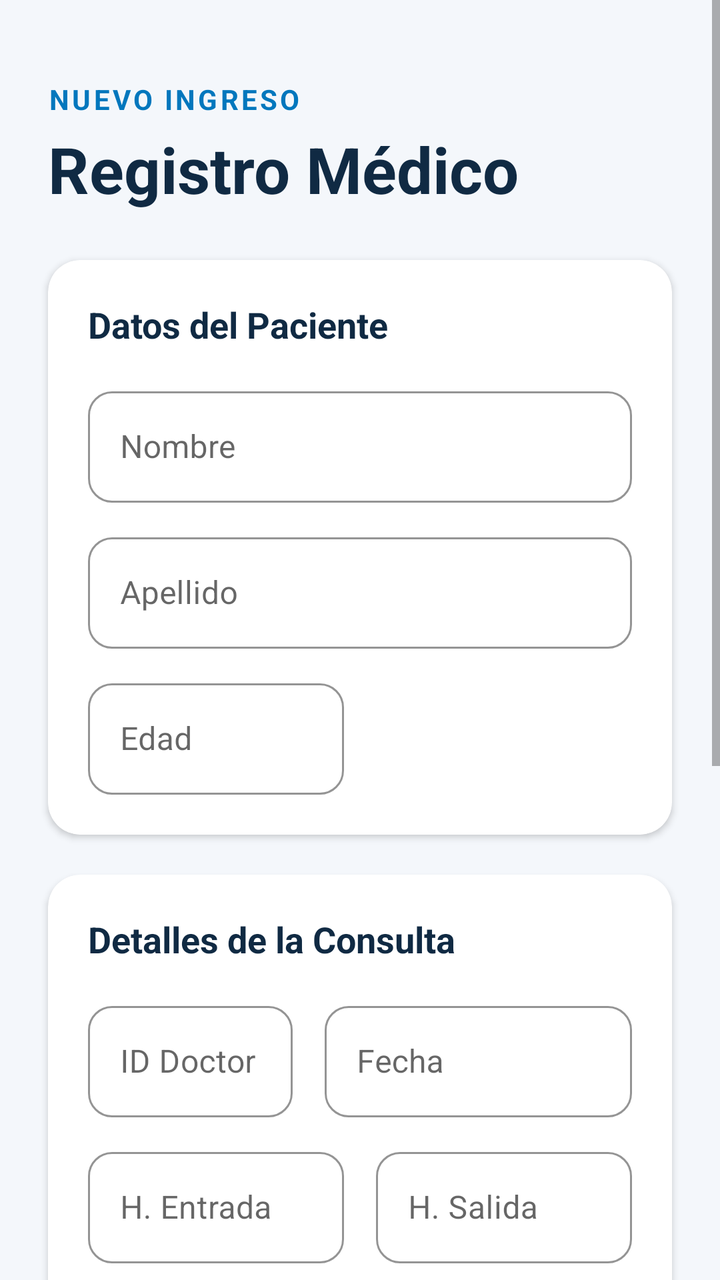
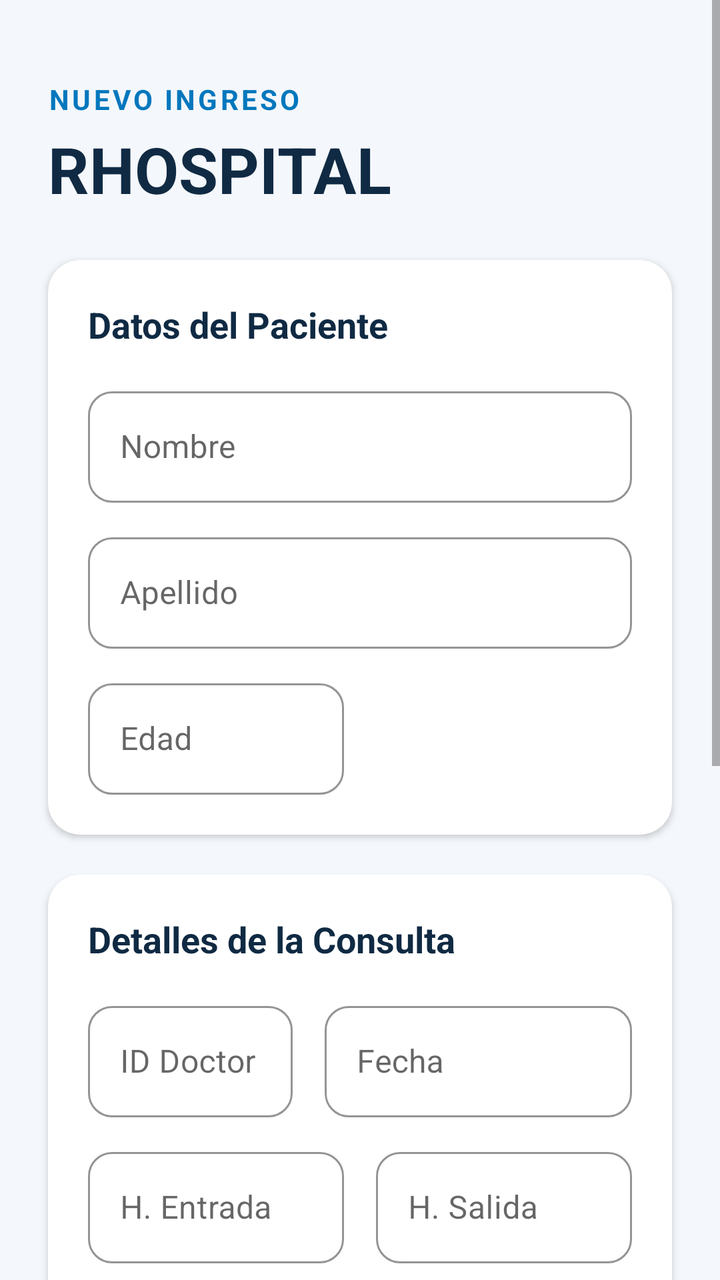

Before-and-after screenshots of an Android layout around one commit, followed by the original layout XML and the change that was made.
<!-- AndroidManifest.xml: activity theme Theme.MaterialComponents.Light.NoActionBar -->
<!-- res/layout/activity_registro_paciente.xml -->
<?xml version="1.0" encoding="utf-8"?>
<ScrollView xmlns:android="http://schemas.android.com/apk/res/android"
    xmlns:app="http://schemas.android.com/apk/res-auto"
    android:layout_width="match_parent"
    android:layout_height="match_parent"
    android:fillViewport="true"
    android:background="#F4F7FB">

    <LinearLayout
        android:layout_width="match_parent"
        android:layout_height="wrap_content"
        android:orientation="vertical"
        android:paddingHorizontal="24dp"
        android:paddingTop="40dp"
        android:paddingBottom="24dp"
        android:clipToPadding="false">

        
        <TextView
            android:layout_width="wrap_content"
            android:layout_height="wrap_content"
            android:text="Nuevo Ingreso"
            android:textSize="14sp"
            android:textAllCaps="true"
            android:letterSpacing="0.1"
            android:textColor="#0277BD"
            android:textStyle="bold" />

        
        <TextView
            android:layout_width="wrap_content"
            android:layout_height="wrap_content"
            android:text="Registro Médico"
            android:textSize="32sp"
            android:textStyle="bold"
            android:textColor="#102A43"
            android:layout_marginTop="4dp"
            android:layout_marginBottom="24dp" />

        
        <com.google.android.material.card.MaterialCardView
            android:layout_width="match_parent"
            android:layout_height="wrap_content"
            app:cardCornerRadius="16dp"
            app:cardElevation="2dp"
            app:strokeWidth="0dp"
            app:cardBackgroundColor="#FFFFFF"
            android:layout_marginBottom="20dp">

            <LinearLayout
                android:layout_width="match_parent"
                android:layout_height="wrap_content"
                android:orientation="vertical"
                android:padding="20dp">

                <TextView
                    android:layout_width="match_parent"
                    android:layout_height="wrap_content"
                    android:text="Datos del Paciente"
                    android:textSize="18sp"
                    android:textStyle="bold"
                    android:textColor="#102A43"
                    android:layout_marginBottom="16dp" />

                
                <com.google.android.material.textfield.TextInputLayout
                    style="@style/Widget.MaterialComponents.TextInputLayout.OutlinedBox"
                    android:layout_width="match_parent"
                    android:layout_height="wrap_content"
                    android:hint="Nombre"
                    app:boxCornerRadiusTopStart="12dp"
                    app:boxCornerRadiusTopEnd="12dp"
                    app:boxCornerRadiusBottomStart="12dp"
                    app:boxCornerRadiusBottomEnd="12dp"
                    app:boxStrokeColor="#0277BD"
                    android:layout_marginBottom="12dp">

                    <com.google.android.material.textfield.TextInputEditText
                        android:id="@+id/etNombre"
                        android:layout_width="match_parent"
                        android:layout_height="wrap_content"
                        android:inputType="textPersonName"
                        android:textColor="#334E68"
                        android:maxLines="1" />
                </com.google.android.material.textfield.TextInputLayout>

                
                <com.google.android.material.textfield.TextInputLayout
                    style="@style/Widget.MaterialComponents.TextInputLayout.OutlinedBox"
                    android:layout_width="match_parent"
                    android:layout_height="wrap_content"
                    android:hint="Apellido"
                    app:boxCornerRadiusTopStart="12dp"
                    app:boxCornerRadiusTopEnd="12dp"
                    app:boxCornerRadiusBottomStart="12dp"
                    app:boxCornerRadiusBottomEnd="12dp"
                    app:boxStrokeColor="#0277BD"
                    android:layout_marginBottom="12dp">

                    <com.google.android.material.textfield.TextInputEditText
                        android:id="@+id/etApellido"
                        android:layout_width="match_parent"
                        android:layout_height="wrap_content"
                        android:inputType="textPersonName"
                        android:textColor="#334E68"
                        android:maxLines="1" />
                </com.google.android.material.textfield.TextInputLayout>

                <LinearLayout
                    android:layout_width="match_parent"
                    android:layout_height="wrap_content"
                    android:orientation="horizontal"
                    android:baselineAligned="false">

                    
                    <com.google.android.material.textfield.TextInputLayout
                        style="@style/Widget.MaterialComponents.TextInputLayout.OutlinedBox"
                        android:layout_width="0dp"
                        android:layout_height="wrap_content"
                        android:layout_weight="1"
                        android:layout_marginEnd="8dp"
                        android:hint="Edad"
                        app:boxCornerRadiusTopStart="12dp"
                        app:boxCornerRadiusTopEnd="12dp"
                        app:boxCornerRadiusBottomStart="12dp"
                        app:boxCornerRadiusBottomEnd="12dp"
                        app:boxStrokeColor="#0277BD">

                        <com.google.android.material.textfield.TextInputEditText
                            android:id="@+id/etEdad"
                            android:layout_width="match_parent"
                            android:layout_height="wrap_content"
                            android:inputType="number"
                            android:textColor="#334E68"
                            android:maxLines="1" />
                    </com.google.android.material.textfield.TextInputLayout>

                    
                    <com.google.android.material.textfield.TextInputLayout
                        style="@style/Widget.MaterialComponents.TextInputLayout.OutlinedBox"
                        android:layout_width="0dp"
                        android:layout_height="wrap_content"
                        android:layout_weight="1"
                        android:layout_marginStart="8dp"
                        android:hint="Sexo"
                        app:boxCornerRadiusTopStart="12dp"
                        app:boxCornerRadiusTopEnd="12dp"
                        app:boxCornerRadiusBottomStart="12dp"
                        app:boxCornerRadiusBottomEnd="12dp"
                        app:boxStrokeColor="#0277BD">

                        <androidx.appcompat.widget.AppCompatSpinner
                            android:id="@+id/spSexo"
                            android:layout_width="match_parent"
                            android:layout_height="wrap_content"
                            android:minHeight="56dp"
                            android:background="@android:color/transparent" />
                    </com.google.android.material.textfield.TextInputLayout>
                </LinearLayout>

            </LinearLayout>
        </com.google.android.material.card.MaterialCardView>


        
        <com.google.android.material.card.MaterialCardView
            android:layout_width="match_parent"
            android:layout_height="wrap_content"
            app:cardCornerRadius="16dp"
            app:cardElevation="2dp"
            app:strokeWidth="0dp"
            app:cardBackgroundColor="#FFFFFF"
            android:layout_marginBottom="32dp">

            <LinearLayout
                android:layout_width="match_parent"
                android:layout_height="wrap_content"
                android:orientation="vertical"
                android:padding="20dp">

                <TextView
                    android:layout_width="match_parent"
                    android:layout_height="wrap_content"
                    android:text="Detalles de la Consulta"
                    android:textSize="18sp"
                    android:textStyle="bold"
                    android:textColor="#102A43"
                    android:layout_marginBottom="16dp" />

                <LinearLayout
                    android:layout_width="match_parent"
                    android:layout_height="wrap_content"
                    android:orientation="horizontal"
                    android:baselineAligned="false"
                    android:layout_marginBottom="12dp">

                    
                    <com.google.android.material.textfield.TextInputLayout
                        style="@style/Widget.MaterialComponents.TextInputLayout.OutlinedBox"
                        android:layout_width="0dp"
                        android:layout_height="wrap_content"
                        android:layout_weight="1"
                        android:layout_marginEnd="8dp"
                        android:hint="ID Doctor"
                        app:boxCornerRadiusTopStart="12dp"
                        app:boxCornerRadiusTopEnd="12dp"
                        app:boxCornerRadiusBottomStart="12dp"
                        app:boxCornerRadiusBottomEnd="12dp"
                        app:boxStrokeColor="#0277BD">

                        <com.google.android.material.textfield.TextInputEditText
                            android:id="@+id/etIdDoctor"
                            android:layout_width="match_parent"
                            android:layout_height="wrap_content"
                            android:inputType="number"
                            android:textColor="#334E68"
                            android:maxLines="1" />
                    </com.google.android.material.textfield.TextInputLayout>

                    
                    <com.google.android.material.textfield.TextInputLayout
                        style="@style/Widget.MaterialComponents.TextInputLayout.OutlinedBox"
                        android:layout_width="0dp"
                        android:layout_height="wrap_content"
                        android:layout_weight="1.5"
                        android:layout_marginStart="8dp"
                        android:hint="Fecha"
                        app:boxCornerRadiusTopStart="12dp"
                        app:boxCornerRadiusTopEnd="12dp"
                        app:boxCornerRadiusBottomStart="12dp"
                        app:boxCornerRadiusBottomEnd="12dp"
                        app:boxStrokeColor="#0277BD">

                        <com.google.android.material.textfield.TextInputEditText
                            android:id="@+id/etFechaConsulta"
                            android:layout_width="match_parent"
                            android:layout_height="wrap_content"
                            android:inputType="datetime"
                            android:textColor="#334E68"
                            android:maxLines="1" />
                    </com.google.android.material.textfield.TextInputLayout>
                </LinearLayout>

                <LinearLayout
                    android:layout_width="match_parent"
                    android:layout_height="wrap_content"
                    android:orientation="horizontal"
                    android:baselineAligned="false"
                    android:layout_marginBottom="12dp">

                    
                    <com.google.android.material.textfield.TextInputLayout
                        style="@style/Widget.MaterialComponents.TextInputLayout.OutlinedBox"
                        android:layout_width="0dp"
                        android:layout_height="wrap_content"
                        android:layout_weight="1"
                        android:layout_marginEnd="8dp"
                        android:hint="H. Entrada"
                        app:boxCornerRadiusTopStart="12dp"
                        app:boxCornerRadiusTopEnd="12dp"
                        app:boxCornerRadiusBottomStart="12dp"
                        app:boxCornerRadiusBottomEnd="12dp"
                        app:boxStrokeColor="#0277BD">

                        <com.google.android.material.textfield.TextInputEditText
                            android:id="@+id/etHoraEntrada"
                            android:layout_width="match_parent"
                            android:layout_height="wrap_content"
                            android:inputType="time"
                            android:textColor="#334E68"
                            android:maxLines="1" />
                    </com.google.android.material.textfield.TextInputLayout>

                    
                    <com.google.android.material.textfield.TextInputLayout
                        style="@style/Widget.MaterialComponents.TextInputLayout.OutlinedBox"
                        android:layout_width="0dp"
                        android:layout_height="wrap_content"
                        android:layout_weight="1"
                        android:layout_marginStart="8dp"
                        android:hint="H. Salida"
                        app:boxCornerRadiusTopStart="12dp"
                        app:boxCornerRadiusTopEnd="12dp"
                        app:boxCornerRadiusBottomStart="12dp"
                        app:boxCornerRadiusBottomEnd="12dp"
                        app:boxStrokeColor="#0277BD">

                        <com.google.android.material.textfield.TextInputEditText
                            android:id="@+id/etHoraSalida"
                            android:layout_width="match_parent"
                            android:layout_height="wrap_content"
                            android:inputType="time"
                            android:textColor="#334E68"
                            android:maxLines="1" />
                    </com.google.android.material.textfield.TextInputLayout>
                </LinearLayout>

                
                <com.google.android.material.textfield.TextInputLayout
                    style="@style/Widget.MaterialComponents.TextInputLayout.OutlinedBox"
                    android:layout_width="match_parent"
                    android:layout_height="wrap_content"
                    android:hint="Diagnóstico"
                    app:boxCornerRadiusTopStart="12dp"
                    app:boxCornerRadiusTopEnd="12dp"
                    app:boxCornerRadiusBottomStart="12dp"
                    app:boxCornerRadiusBottomEnd="12dp"
                    app:boxStrokeColor="#0277BD"
                    android:layout_marginBottom="12dp">

                    <com.google.android.material.textfield.TextInputEditText
                        android:id="@+id/etDiagnostico"
                        android:layout_width="match_parent"
                        android:layout_height="wrap_content"
                        android:inputType="textMultiLine"
                        android:gravity="top|start"
                        android:textColor="#334E68"
                        android:minLines="3" />
                </com.google.android.material.textfield.TextInputLayout>

                
                <com.google.android.material.textfield.TextInputLayout
                    style="@style/Widget.MaterialComponents.TextInputLayout.OutlinedBox"
                    android:layout_width="match_parent"
                    android:layout_height="wrap_content"
                    android:hint="Tratamiento"
                    app:boxCornerRadiusTopStart="12dp"
                    app:boxCornerRadiusTopEnd="12dp"
                    app:boxCornerRadiusBottomStart="12dp"
                    app:boxCornerRadiusBottomEnd="12dp"
                    app:boxStrokeColor="#0277BD">

                    <com.google.android.material.textfield.TextInputEditText
                        android:id="@+id/etTratamiento"
                        android:layout_width="match_parent"
                        android:layout_height="wrap_content"
                        android:inputType="textMultiLine"
                        android:gravity="top|start"
                        android:textColor="#334E68"
                        android:minLines="3" />
                </com.google.android.material.textfield.TextInputLayout>

            </LinearLayout>
        </com.google.android.material.card.MaterialCardView>

        
        <com.google.android.material.button.MaterialButton
            android:id="@+id/btnGuardar"
            android:layout_width="match_parent"
            android:layout_height="64dp"
            android:text="Guardar Registro"
            android:textColor="@android:color/white"
            android:textSize="16sp"
            android:textAllCaps="false"
            android:insetTop="0dp"
            android:insetBottom="0dp"
            app:cornerRadius="16dp"
            app:backgroundTint="#0277BD"
            app:elevation="4dp"
            android:layout_marginBottom="16dp" />

        
        <com.google.android.material.button.MaterialButton
            android:id="@+id/btnVolver"
            style="@style/Widget.MaterialComponents.Button.OutlinedButton"
            android:layout_width="match_parent"
            android:layout_height="60dp"
            android:text="Volver al Menú"
            android:textColor="#486581"
            android:textSize="15sp"
            android:textAllCaps="false"
            android:insetTop="0dp"
            android:insetBottom="0dp"
            app:cornerRadius="12dp"
            app:strokeColor="#BCCCDC"
            app:strokeWidth="1dp" />

    </LinearLayout>
</ScrollView>
<!-- resources referenced by this layout -->
<resources>

</resources>

<!-- the commit's change to res/layout/activity_registro_paciente.xml (unified diff, before → after) -->
@@ -15,7 +15,6 @@
         android:paddingBottom="24dp"
         android:clipToPadding="false">
 
-        
         <TextView
             android:layout_width="wrap_content"
             android:layout_height="wrap_content"
@@ -26,18 +25,16 @@
             android:textColor="#0277BD"
             android:textStyle="bold" />
 
-        
         <TextView
             android:layout_width="wrap_content"
             android:layout_height="wrap_content"
-            android:text="Registro Médico"
+            android:text="RHOSPITAL"
             android:textSize="32sp"
             android:textStyle="bold"
             android:textColor="#102A43"
             android:layout_marginTop="4dp"
             android:layout_marginBottom="24dp" />
 
-        
         <com.google.android.material.card.MaterialCardView
             android:layout_width="match_parent"
             android:layout_height="wrap_content"
@@ -62,7 +59,6 @@
                     android:textColor="#102A43"
                     android:layout_marginBottom="16dp" />
 
-                
                 <com.google.android.material.textfield.TextInputLayout
                     style="@style/Widget.MaterialComponents.TextInputLayout.OutlinedBox"
                     android:layout_width="match_parent"
@@ -84,7 +80,7 @@
                         android:maxLines="1" />
                 </com.google.android.material.textfield.TextInputLayout>
 
-                
+
                 <com.google.android.material.textfield.TextInputLayout
                     style="@style/Widget.MaterialComponents.TextInputLayout.OutlinedBox"
                     android:layout_width="match_parent"
@@ -112,7 +108,7 @@
                     android:orientation="horizontal"
                     android:baselineAligned="false">
 
-                    
+
                     <com.google.android.material.textfield.TextInputLayout
                         style="@style/Widget.MaterialComponents.TextInputLayout.OutlinedBox"
                         android:layout_width="0dp"
@@ -135,7 +131,7 @@
                             android:maxLines="1" />
                     </com.google.android.material.textfield.TextInputLayout>
 
-                    
+
                     <com.google.android.material.textfield.TextInputLayout
                         style="@style/Widget.MaterialComponents.TextInputLayout.OutlinedBox"
                         android:layout_width="0dp"
@@ -162,7 +158,7 @@
         </com.google.android.material.card.MaterialCardView>
 
 
-        
+
         <com.google.android.material.card.MaterialCardView
             android:layout_width="match_parent"
             android:layout_height="wrap_content"
@@ -194,7 +190,7 @@
                     android:baselineAligned="false"
                     android:layout_marginBottom="12dp">
 
-                    
+
                     <com.google.android.material.textfield.TextInputLayout
                         style="@style/Widget.MaterialComponents.TextInputLayout.OutlinedBox"
                         android:layout_width="0dp"
@@ -217,7 +213,7 @@
                             android:maxLines="1" />
                     </com.google.android.material.textfield.TextInputLayout>
 
-                    
+
                     <com.google.android.material.textfield.TextInputLayout
                         style="@style/Widget.MaterialComponents.TextInputLayout.OutlinedBox"
                         android:layout_width="0dp"
@@ -248,7 +244,7 @@
                     android:baselineAligned="false"
                     android:layout_marginBottom="12dp">
 
-                    
+
                     <com.google.android.material.textfield.TextInputLayout
                         style="@style/Widget.MaterialComponents.TextInputLayout.OutlinedBox"
                         android:layout_width="0dp"
@@ -271,7 +267,7 @@
                             android:maxLines="1" />
                     </com.google.android.material.textfield.TextInputLayout>
 
-                    
+
                     <com.google.android.material.textfield.TextInputLayout
                         style="@style/Widget.MaterialComponents.TextInputLayout.OutlinedBox"
                         android:layout_width="0dp"
@@ -295,7 +291,7 @@
                     </com.google.android.material.textfield.TextInputLayout>
                 </LinearLayout>
 
-                
+
                 <com.google.android.material.textfield.TextInputLayout
                     style="@style/Widget.MaterialComponents.TextInputLayout.OutlinedBox"
                     android:layout_width="match_parent"
@@ -318,7 +314,7 @@
                         android:minLines="3" />
                 </com.google.android.material.textfield.TextInputLayout>
 
-                
+
                 <com.google.android.material.textfield.TextInputLayout
                     style="@style/Widget.MaterialComponents.TextInputLayout.OutlinedBox"
                     android:layout_width="match_parent"
@@ -343,7 +339,7 @@
             </LinearLayout>
         </com.google.android.material.card.MaterialCardView>
 
-        
+
         <com.google.android.material.button.MaterialButton
             android:id="@+id/btnGuardar"
             android:layout_width="match_parent"
@@ -359,7 +355,7 @@
             app:elevation="4dp"
             android:layout_marginBottom="16dp" />
 
-        
+
         <com.google.android.material.button.MaterialButton
             android:id="@+id/btnVolver"
             style="@style/Widget.MaterialComponents.Button.OutlinedButton"
